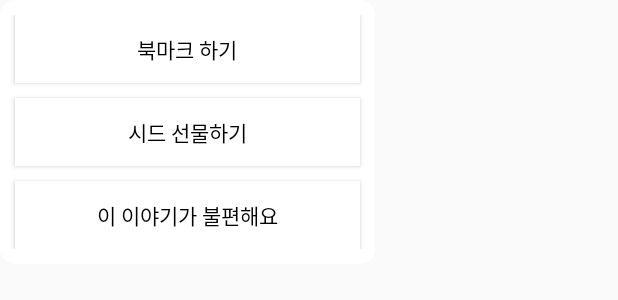
After one commit to sunghyunpark/blossom, an Android app: the layout other_article_more_dialog.xml on its own in the app's theme, with its tools: preview values and no code run, on a phone screen of 412 x 824 dp. The commit adds this screen. Shown: the top 300 px of the screen. Run offline under Robolectric (Android 15) with nearby library versions, the phone set to English and light mode, and no system bars.

Commit message:
아티클 더보기(나/나 아닌경우) dialog 적용

```diff
--- /dev/null
+++ b/app/src/main/res/layout/other_article_more_dialog.xml
@@ -0,0 +1,40 @@
+<LinearLayout xmlns:android="http://schemas.android.com/apk/res/android"
+    xmlns:tools="http://schemas.android.com/tools"
+    android:layout_width="250dp"
+    android:layout_height="wrap_content"
+    android:orientation="vertical"
+    android:paddingBottom="10dp"
+    android:paddingTop="10dp"
+    android:background="@drawable/common_dialog_shape">
+
+    <Button
+        android:id="@+id/bookmark_btn"
+        android:layout_width="230dp"
+        android:layout_height="45dp"
+        android:layout_gravity="center_horizontal"
+        android:background="@color/colorWhite"
+        android:text="@string/other_article_more_dialog_bookmark_btn_txt"
+        android:onClick="buttonPressed"
+        android:textColor="#000000"/>
+    <Button
+        android:id="@+id/send_seed_btn"
+        android:layout_width="230dp"
+        android:layout_height="45dp"
+        android:layout_gravity="center_horizontal"
+        android:background="@color/colorWhite"
+        android:text="@string/other_article_more_dialog_send_seed_btn_txt"
+        android:layout_marginTop="10dp"
+        android:onClick="buttonPressed"
+        android:textColor="#000000"/>
+    <Button
+        android:id="@+id/report_btn"
+        android:layout_width="230dp"
+        android:layout_height="45dp"
+        android:layout_gravity="center_horizontal"
+        android:background="@color/colorWhite"
+        android:text="@string/other_article_more_dialog_report_btn_txt"
+        android:layout_marginTop="10dp"
+        android:onClick="buttonPressed"
+        android:textColor="#000000"/>
+
+</LinearLayout>
--- a/app/src/main/res/values/strings.xml
+++ b/app/src/main/res/values/strings.xml
@@ -31,5 +31,14 @@
     <string name="public_me_article_more_dialog_change_to_private_btn_txt">나만 보기</string>
     <string name="public_me_article_more_dialog_delete_btn_txt">삭제하기</string>
 
+    <!--other_article_more_dialog-->
+    <string name="other_article_more_dialog_bookmark_btn_txt">북마크 하기</string>
+    <string name="other_article_more_dialog_send_seed_btn_txt">시드 선물하기</string>
+    <string name="other_article_more_dialog_report_btn_txt">이 이야기가 불편해요</string>
+
+    <!--me_article_more_dialog-->
+    <string name="me_article_more_dialog_change_private_btn">나만 보기</string>
+    <string name="me_article_more_dialog_delete_btn">삭제하기</string>
+
 
 </resources>
```
Also changed, not shown: app/src/main/AndroidManifest.xml (+10 -0 lines), app/src/main/java/adapter/CardsDataAdapter.java (+47 -0 lines), app/src/main/java/dialog/Me_ArticleMoreDialog.java (added, +41 -0 lines), app/src/main/java/dialog/Other_ArticleMoreDialog.java (added, +43 -0 lines), app/src/main/res/layout/me_article_more_dialog.xml (added, +30 -0 lines).
